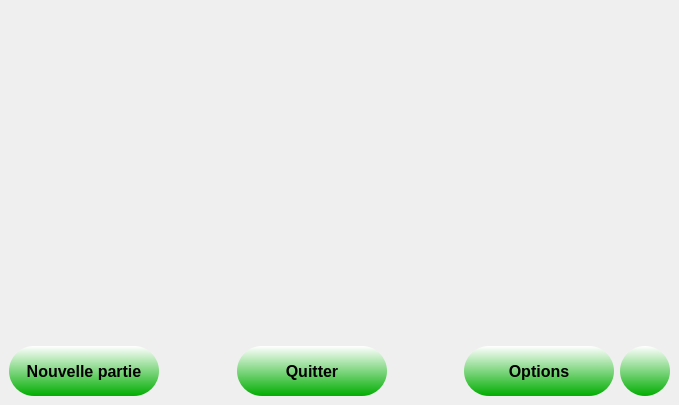
mourad1081/LaRevancheDesIndustriels, file vue/application.ui: the form before one commit.
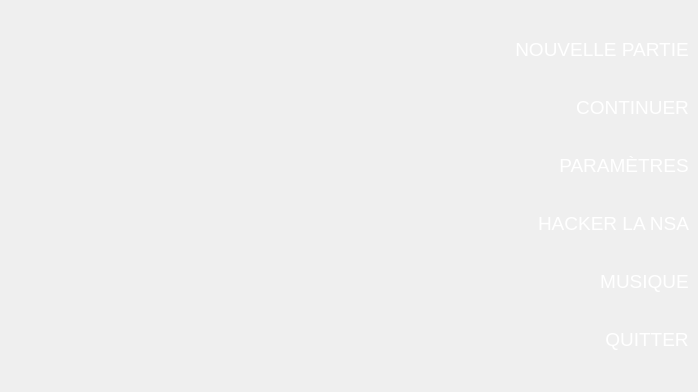
The form after the commit. Icons and pictures are not drawn.

What changed in the file:
```diff
--- a/vue/application.ui
+++ b/vue/application.ui
@@ -6,8 +6,8 @@
    <rect>
     <x>0</x>
     <y>0</y>
-    <width>661</width>
-    <height>405</height>
+    <width>681</width>
+    <height>392</height>
    </rect>
   </property>
   <property name="windowTitle">
@@ -15,7 +15,8 @@
   </property>
   <widget class="QWidget" name="centralwidget">
    <property name="styleSheet">
-    <string notr="true">#centralwidget
+    <string notr="true">
+#centralwidget
 {
 border-image: url(:/img/SuperMarioBrosWallpaper.png) 0 0 0 0 stretch stretch;
 }
@@ -27,9 +28,8 @@
 
 QPushButton
 {
-background-color:  qlineargradient(spread:pad, x1:1, y1:0, x2:1, y2:1, stop:0 rgba(255, 255, 255, 255), stop:1 rgba(0, 173, 0, 255));
-border-radius:25px;
-color:black;
+color:white;
+border-radius:1px;
 }
 
 QPushButton::hover
@@ -37,133 +37,168 @@
 background-color:qlineargradient(spread:pad, x1:1, y1:0, x2:1, y2:1, stop:0 rgba(0, 173, 0, 255), stop:1 rgba(255, 255, 255, 255));
 }</string>
    </property>
-   <layout class="QVBoxLayout" name="verticalLayout">
+   <layout class="QHBoxLayout" name="horizontalLayout">
     <item>
-     <widget class="QLabel" name="titre">
-      <property name="minimumSize">
-       <size>
-        <width>661</width>
-        <height>250</height>
-       </size>
-      </property>
-      <property name="maximumSize">
-       <size>
-        <width>16777215</width>
-        <height>16777215</height>
-       </size>
-      </property>
-      <property name="text">
-       <string/>
-      </property>
-     </widget>
+     <layout class="QVBoxLayout" name="verticalLayout_2">
+      <item>
+       <widget class="QLabel" name="titre">
+        <property name="minimumSize">
+         <size>
+          <width>500</width>
+          <height>300</height>
+         </size>
+        </property>
+        <property name="maximumSize">
+         <size>
+          <width>16777215</width>
+          <height>16777215</height>
+         </size>
+        </property>
+        <property name="text">
+         <string/>
+        </property>
+       </widget>
+      </item>
+      <item>
+       <widget class="QLabel" name="gif">
+        <property name="text">
+         <string/>
+        </property>
+       </widget>
+      </item>
+     </layout>
     </item>
     <item>
-     <layout class="QHBoxLayout" name="horizontalLayout">
-      <item>
+     <layout class="QVBoxLayout" name="verticalLayout">
+      <item alignment="Qt::AlignRight">
        <widget class="QPushButton" name="btnNouvellePartie">
         <property name="minimumSize">
          <size>
-          <width>150</width>
-          <height>50</height>
+          <width>0</width>
+          <height>0</height>
          </size>
         </property>
         <property name="font">
          <font>
-          <pointsize>12</pointsize>
-          <weight>75</weight>
-          <bold>true</bold>
+          <pointsize>14</pointsize>
+          <weight>50</weight>
+          <bold>false</bold>
+          <underline>false</underline>
+          <stylestrategy>PreferAntialias</stylestrategy>
          </font>
         </property>
         <property name="cursor">
          <cursorShape>PointingHandCursor</cursorShape>
         </property>
         <property name="text">
-         <string>Nouvelle partie</string>
+         <string>NOUVELLE PARTIE</string>
         </property>
        </widget>
       </item>
-      <item>
-       <spacer name="horizontalSpacer">
-        <property name="orientation">
-         <enum>Qt::Horizontal</enum>
-        </property>
-        <property name="sizeHint" stdset="0">
-         <size>
-          <width>40</width>
-          <height>20</height>
-         </size>
-        </property>
-       </spacer>
-      </item>
-      <item>
-       <widget class="QPushButton" name="btnQuitter">
-        <property name="minimumSize">
-         <size>
-          <width>150</width>
-          <height>50</height>
-         </size>
-        </property>
+      <item alignment="Qt::AlignRight">
+       <widget class="QPushButton" name="btnContinuer">
         <property name="font">
          <font>
-          <pointsize>12</pointsize>
-          <weight>75</weight>
-          <bold>true</bold>
+          <pointsize>14</pointsize>
+          <stylestrategy>PreferAntialias</stylestrategy>
          </font>
         </property>
         <property name="cursor">
          <cursorShape>PointingHandCursor</cursorShape>
         </property>
         <property name="text">
-         <string>Quitter</string>
+         <string>CONTINUER</string>
         </property>
        </widget>
       </item>
-      <item>
-       <spacer name="horizontalSpacer_2">
-        <property name="orientation">
-         <enum>Qt::Horizontal</enum>
-        </property>
-        <property name="sizeHint" stdset="0">
-         <size>
-          <width>40</width>
-          <height>20</height>
-         </size>
-        </property>
-       </spacer>
-      </item>
-      <item>
+      <item alignment="Qt::AlignRight">
        <widget class="QPushButton" name="btnOptions">
         <property name="minimumSize">
          <size>
-          <width>150</width>
-          <height>50</height>
+          <width>0</width>
+          <height>0</height>
          </size>
         </property>
         <property name="font">
          <font>
-          <pointsize>12</pointsize>
-          <weight>75</weight>
-          <bold>true</bold>
+          <pointsize>14</pointsize>
+          <weight>50</weight>
+          <bold>false</bold>
+          <underline>false</underline>
+          <stylestrategy>PreferAntialias</stylestrategy>
          </font>
         </property>
         <property name="cursor">
          <cursorShape>PointingHandCursor</cursorShape>
         </property>
         <property name="text">
-         <string>Options</string>
+         <string>PARAMÈTRES</string>
         </property>
        </widget>
       </item>
-      <item>
-       <widget class="QPushButton" name="btnActiverSon">
+      <item alignment="Qt::AlignRight">
+       <widget class="QPushButton" name="btnHackNASA">
         <property name="minimumSize">
          <size>
-          <width>50</width>
-          <height>50</height>
+          <width>0</width>
+          <height>0</height>
          </size>
         </property>
+        <property name="font">
+         <font>
+          <pointsize>14</pointsize>
+          <weight>50</weight>
+          <bold>false</bold>
+          <underline>false</underline>
+          <stylestrategy>PreferAntialias</stylestrategy>
+         </font>
+        </property>
+        <property name="cursor">
+         <cursorShape>PointingHandCursor</cursorShape>
+        </property>
         <property name="text">
-         <string/>
+         <string>HACKER LA NSA</string>
+        </property>
+       </widget>
+      </item>
+      <item alignment="Qt::AlignRight">
+       <widget class="QPushButton" name="btnMusique">
+        <property name="font">
+         <font>
+          <pointsize>14</pointsize>
+          <stylestrategy>PreferAntialias</stylestrategy>
+         </font>
+        </property>
+        <property name="cursor">
+         <cursorShape>PointingHandCursor</cursorShape>
+        </property>
+        <property name="text">
+         <string>MUSIQUE</string>
+        </property>
+       </widget>
+      </item>
+      <item alignment="Qt::AlignRight">
+       <widget class="QPushButton" name="btnQuitter">
+        <property name="minimumSize">
+         <size>
+          <width>0</width>
+          <height>0</height>
+         </size>
+        </property>
+        <property name="font">
+         <font>
+          <pointsize>14</pointsize>
+          <weight>50</weight>
+          <bold>false</bold>
+          <underline>false</underline>
+          <stylestrategy>PreferAntialias</stylestrategy>
+         </font>
+        </property>
+        <property name="cursor">
+         <cursorShape>PointingHandCursor</cursorShape>
+        </property>
+        <property name="text">
+         <string>QUITTER</string>
         </property>
        </widget>
       </item>
```
Left out of the diff: 2 changed lines with no effect on the pictures.
